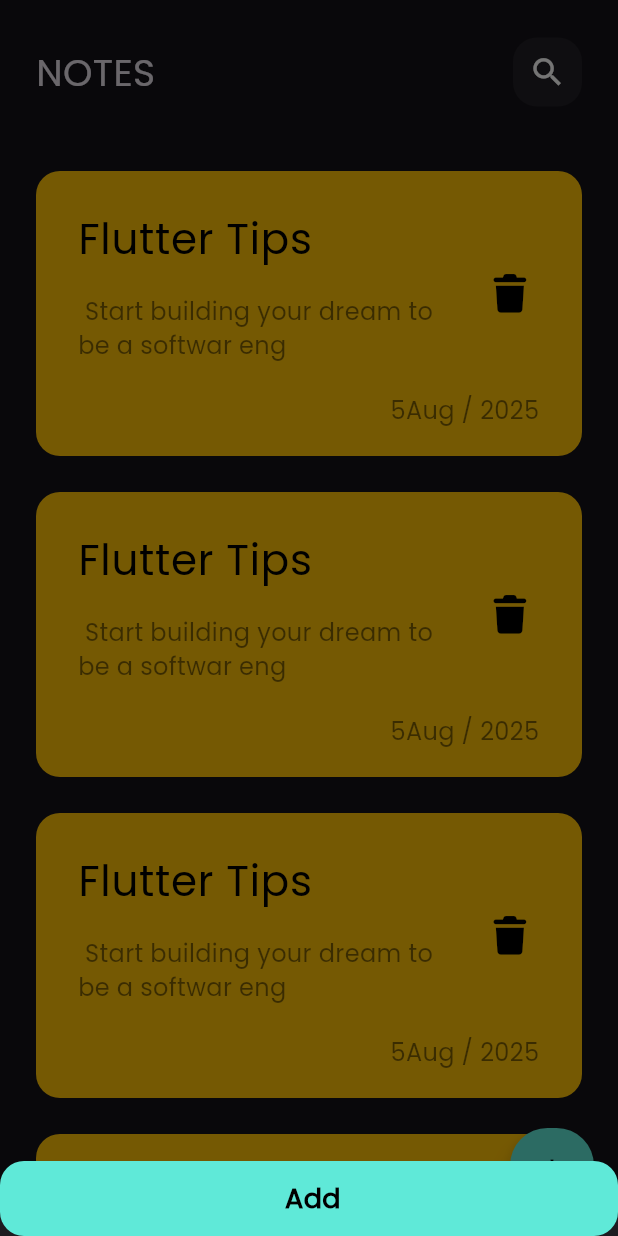
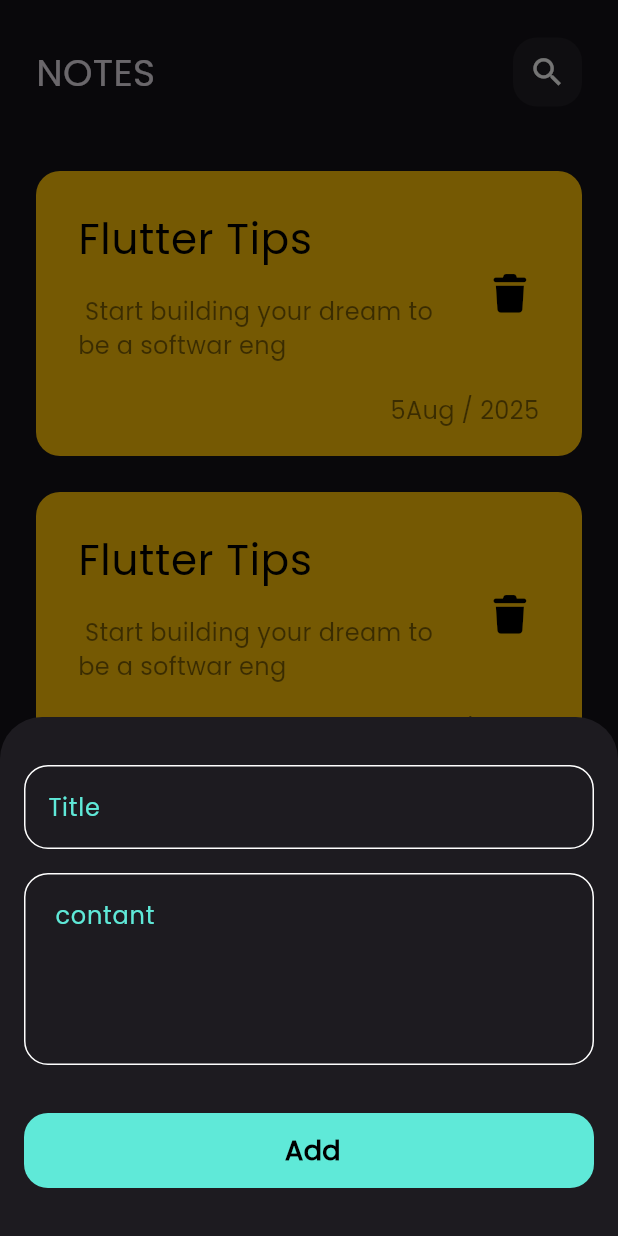
Before and after one commit to m0stafa0123/notes_app, a Flutter app: the screen it shows after launch, after a tap on the "add" icon, on a phone screen of 412 x 824 dp. Run offline on Flutter 3.47's test engine with Material 3 defaults, Android fonts, the phone set to English and light mode, and no system bars; our stand-ins replace font_awesome_flutter.

Commit message:
button sheet

```diff
--- a/lib/views/notes_view.dart
+++ b/lib/views/notes_view.dart
@@ -1,5 +1,5 @@
 import 'package:flutter/material.dart';
-import 'package:flutter_application_1/views/widgets/custom_button.dart';
+import 'package:flutter_application_1/views/widgets/button_sheet_notes.dart';
 import 'package:flutter_application_1/views/widgets/notes_body.dart';
 
 class NotesView extends StatelessWidget {
@@ -13,7 +13,7 @@ class NotesView extends StatelessWidget {
           showModalBottomSheet(
             context: context,
             builder: (context) {
-              return CustomButton();
+              return ButtonSheetNotes();
             },
           );
         },
--- /dev/null
+++ b/lib/views/widgets/button_sheet_notes.dart
@@ -0,0 +1,27 @@
+import 'package:flutter/material.dart';
+import 'package:flutter_application_1/views/widgets/custom_button.dart';
+import 'package:flutter_application_1/views/widgets/custom_text_field.dart';
+
+class ButtonSheetNotes extends StatelessWidget {
+  const ButtonSheetNotes({super.key});
+
+  @override
+  Widget build(BuildContext context) {
+    return Padding(
+      padding: const EdgeInsets.symmetric(horizontal: 16),
+      child: SingleChildScrollView(
+        child: Column(
+          children: [
+            SizedBox(height: 32),
+            CustomTextField(hint: "Title "),
+            SizedBox(height: 16),
+            CustomTextField(hint: " contant", maxlines: 4),
+            SizedBox(height: 32),
+            CustomButton(),
+            SizedBox(height: 32),
+          ],
+        ),
+      ),
+    );
+  }
+}
--- a/lib/views/widgets/custom_text_field.dart
+++ b/lib/views/widgets/custom_text_field.dart
@@ -2,18 +2,20 @@ import 'package:flutter/material.dart';
 import 'package:flutter_application_1/constant.dart';
 
 class CustomTextField extends StatelessWidget {
-  const CustomTextField({super.key});
+  const CustomTextField({super.key, required this.hint, this.maxlines = 1});
+  final String hint;
+  final int maxlines;
 
   @override
   Widget build(BuildContext context) {
     return TextField(
+      maxLines: maxlines,
       decoration: InputDecoration(
-        hintText: "Title",
+        hintText: hint,
         hintStyle: TextStyle(color: kprimrycolor),
         border: border(),
-        enabledBorder: border() ,
-        focusedBorder: border(kprimrycolor) ,
-
+        enabledBorder: border(),
+        focusedBorder: border(kprimrycolor),
       ),
     );
   }
```
